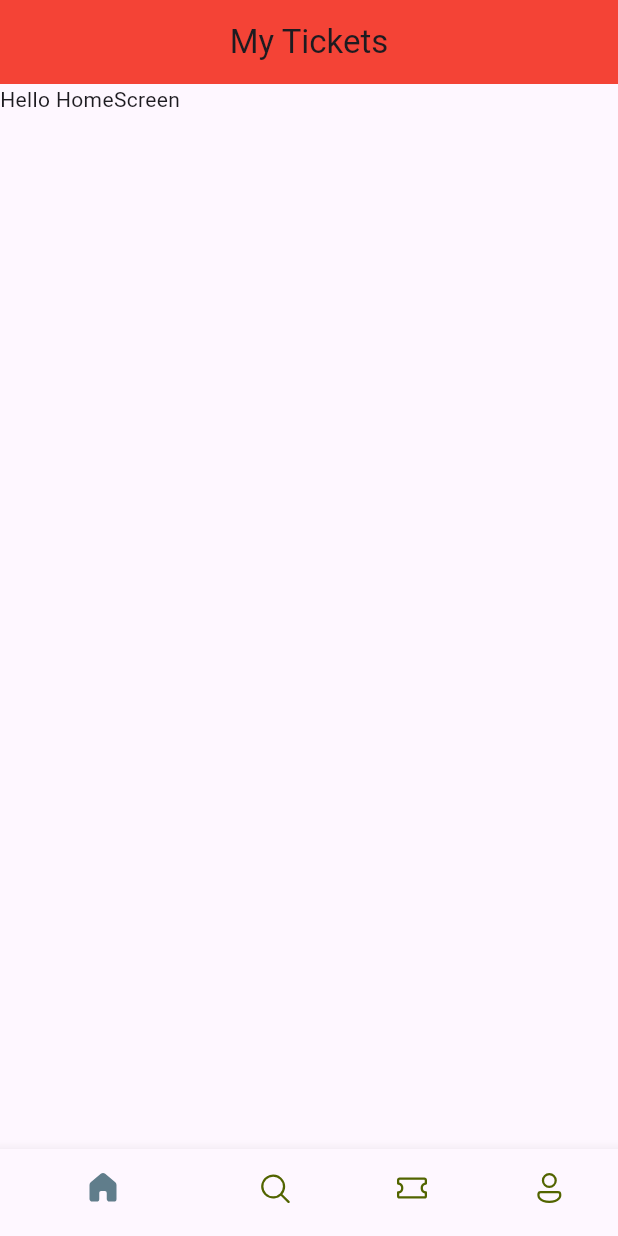
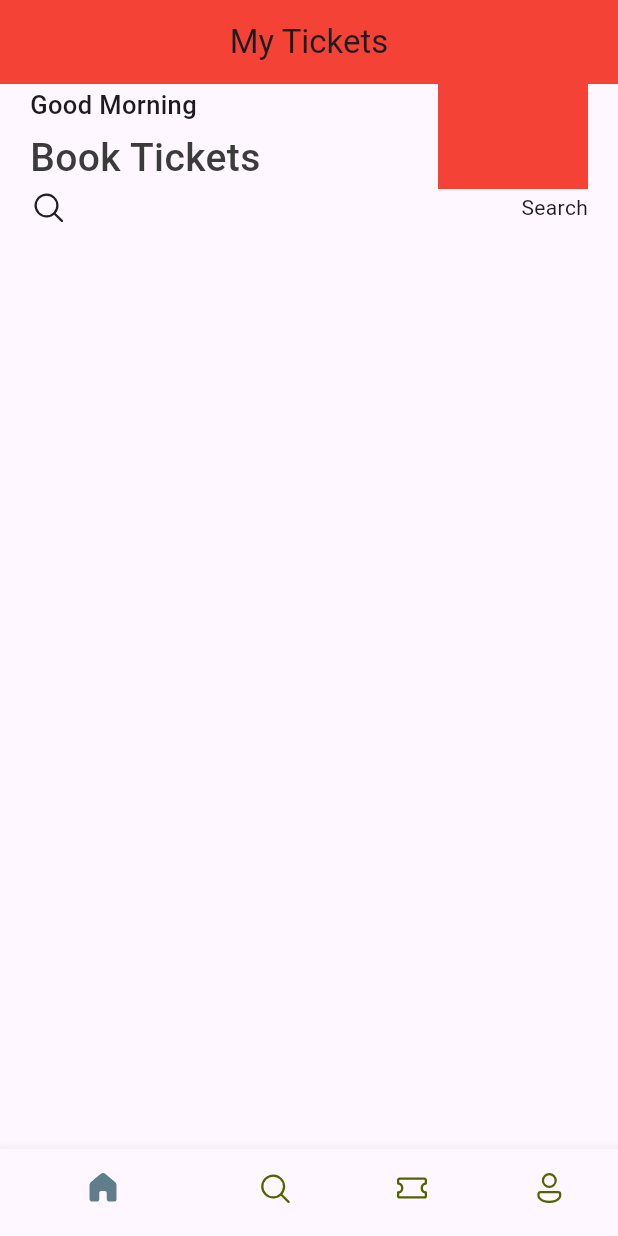
Before and after one commit to MasieJr/ticket_app, a Flutter app: the screen it shows after launch, on a phone screen of 412 x 824 dp. Run offline on Flutter 3.47's test engine with Material 3 defaults, Android fonts, the phone set to English and light mode, and no system bars; our stand-ins replace fluentui_icons.

Commit message:
Alignment

```diff
--- a/lib/screens/home_screen.dart
+++ b/lib/screens/home_screen.dart
@@ -1,3 +1,4 @@
+import 'package:fluentui_icons/fluentui_icons.dart';
 import 'package:flutter/material.dart';
 
 class HomeScreen extends StatefulWidget {
@@ -14,8 +15,52 @@ class _HomeScreenState extends State<HomeScreen> {
       body: ListView(
         children: [
           Container(
-            child: Text("Hello HomeScreen"),
-          ),
+            padding: const EdgeInsets.symmetric(horizontal: 20),
+            child: Column(
+              children: [
+                Row(
+                  mainAxisAlignment: MainAxisAlignment.spaceBetween,
+                  children: [
+                    const Column(
+                      crossAxisAlignment: CrossAxisAlignment.start,
+                      children: [
+                        Text(
+                          "Good Morning",
+                          style: TextStyle(
+                            fontSize: 17,
+                            fontWeight: FontWeight.w500,
+                          ),
+                        ),
+                        SizedBox(
+                          height: 5,
+                        ),
+                        Text(
+                          "Book Tickets",
+                          style: TextStyle(
+                            fontSize: 26,
+                            fontWeight: FontWeight.w500,
+                            color: Color(0xFF3b3b3b),
+                          ),
+                        ),
+                      ],
+                    ),
+                    Container(
+                      color: Colors.red,
+                      width: 100,
+                      height: 70,
+                    ),
+                  ],
+                ),
+                const Row(
+                  mainAxisAlignment: MainAxisAlignment.spaceBetween,
+                  children: [
+                    Icon(FluentSystemIcons.ic_fluent_search_regular),
+                    Text("Search"),
+                  ],
+                ),
+              ],
+            ),
+          )
         ],
       ),
     );
```
